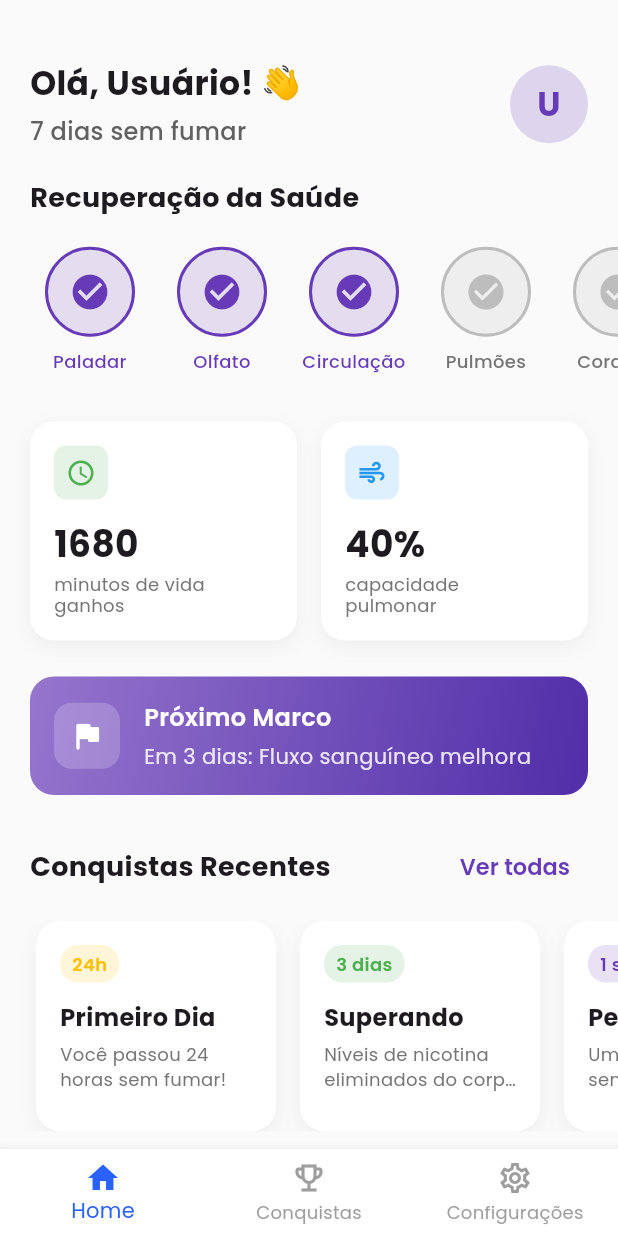
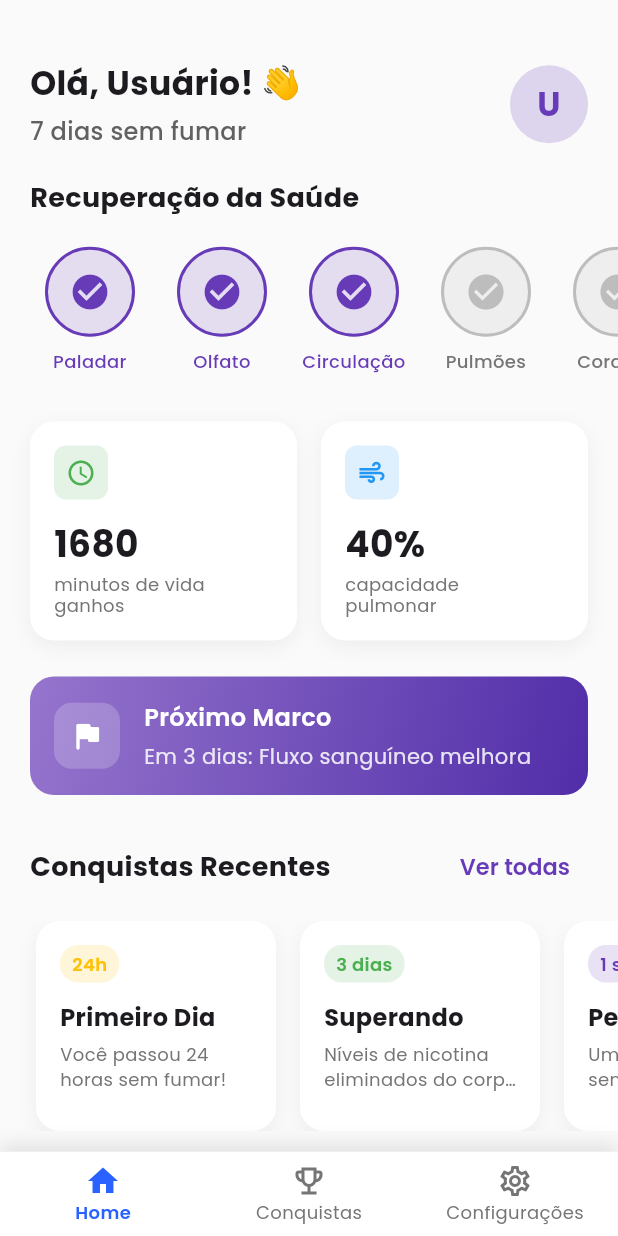
Before and after one commit to kellvembarbosa/nicotinaai_flutter, a Flutter app: the MainScreen screen opened by its route, on a phone screen of 412 x 824 dp. Run offline on Flutter 3.47's test engine with Material 3 defaults, Android fonts, the phone set to English and light mode, and no system bars; our stand-ins replace flutter_dotenv, flutter_secure_storage, go_router, google_fonts, shared_preferences, supabase_flutter; accounts and stored records are empty.

Commit message:
fix: melhorar visualização das tabs no tema escuro
- Aumentado o contraste entre a tab selecionada e as não selecionadas no modo escuro
- Adicionado estilo específico para destacar a tab ativa
- Incluída borda suave na parte superior para melhor separação visual

```diff
--- a/lib/features/main/screens/main_screen.dart
+++ b/lib/features/main/screens/main_screen.dart
@@ -1,4 +1,5 @@
 import 'package:flutter/material.dart';
+import 'package:nicotinaai_flutter/core/theme/app_theme.dart';
 import 'package:nicotinaai_flutter/features/achievements/screens/achievements_screen.dart';
 import 'package:nicotinaai_flutter/features/home/screens/home_screen.dart';
 import 'package:nicotinaai_flutter/features/settings/screens/settings_screen.dart';
@@ -35,7 +36,31 @@ class _MainScreenState extends State<MainScreen> {
         index: _currentIndex,
         children: _screens,
       ),
-      bottomNavigationBar: BottomNavigationBar(
+      bottomNavigationBar: _buildBottomNavigationBar(context),
+    );
+  }
+
+  Widget _buildBottomNavigationBar(BuildContext context) {
+    final isDark = context.isDarkMode;
+
+    return Container(
+      decoration: BoxDecoration(
+        color: isDark ? const Color(0xFF121212) : Colors.white,
+        boxShadow: [
+          BoxShadow(
+            color: Colors.black.withOpacity(0.1),
+            blurRadius: 10,
+            offset: const Offset(0, -5),
+          ),
+        ],
+        border: Border(
+          top: BorderSide(
+            color: isDark ? const Color(0xFF333333) : Colors.grey[200]!,
+            width: 0.5,
+          ),
+        ),
+      ),
+      child: BottomNavigationBar(
         currentIndex: _currentIndex,
         onTap: (index) {
           setState(() {
@@ -59,10 +84,20 @@ class _MainScreenState extends State<MainScreen> {
             label: 'Configurações',
           ),
         ],
-        selectedItemColor: Theme.of(context).primaryColor,
-        unselectedItemColor: Colors.grey,
+        backgroundColor: isDark ? const Color(0xFF121212) : Colors.white,
+        selectedItemColor: context.primaryColor,
+        unselectedItemColor: isDark ? Colors.grey[500] : Colors.grey[600],
+        selectedLabelStyle: TextStyle(
+          fontWeight: FontWeight.w600,
+          fontSize: 12,
+        ),
+        unselectedLabelStyle: TextStyle(
+          fontWeight: FontWeight.normal,
+          fontSize: 12,
+        ),
         showUnselectedLabels: true,
         type: BottomNavigationBarType.fixed,
+        elevation: 0,
       ),
     );
   }
```
